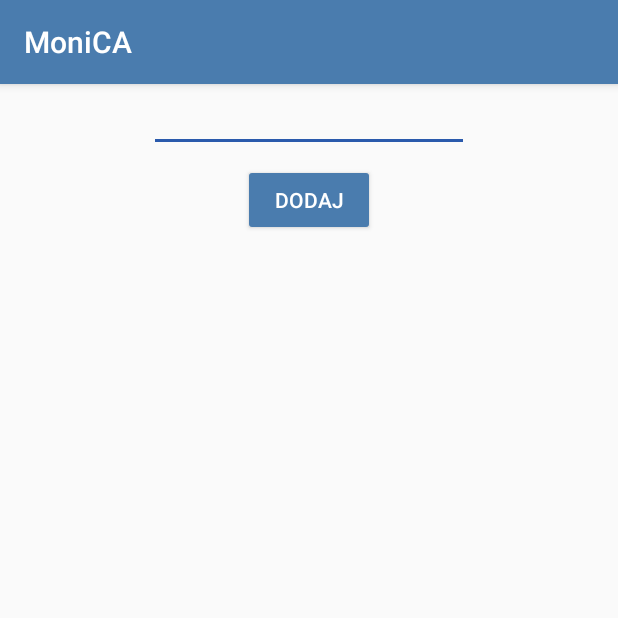
After one commit to pproszowski/MoniCA, an Android app: the AddEmail screen opened directly, with no data from a screen before it, on a phone screen of 412 x 824 dp, the top half of it. The commit adds this screen. Run offline under Robolectric (Android 15) with nearby library versions, the phone set to English and light mode, and no system bars.

Commit message:
EdycjaSpotkaniav3

```diff
--- a/app/src/main/AndroidManifest.xml
+++ b/app/src/main/AndroidManifest.xml
@@ -58,6 +58,7 @@
                 android:name="android.app.searchable"
                 android:resource="@xml/searchable" />
         </activity>
+        <activity android:name=".AddEmail"></activity>
     </application>
 
 </manifest>
--- /dev/null
+++ b/app/src/main/java/com/example/powder/monica/AddEmail.java
@@ -0,0 +1,41 @@
+package com.example.powder.monica;
+
+import android.content.Intent;
+import android.support.v7.app.AppCompatActivity;
+import android.os.Bundle;
+import android.view.View;
+import android.widget.EditText;
+import android.widget.Toast;
+
+import java.util.regex.Matcher;
+import java.util.regex.Pattern;
+
+public class AddEmail extends AppCompatActivity {
+    public final Pattern VALID_EMAIL_ADDRESS_REGEX = Pattern.compile("^[A-Z0-9._%+-]+@[A-Z0-9.-]+\\.[A-Z]{2,6}$", Pattern.CASE_INSENSITIVE);
+    @Override
+    protected void onCreate(Bundle savedInstanceState) {
+        super.onCreate(savedInstanceState);
+        setContentView(R.layout.activity_add_email);
+
+
+    }
+
+    public void add(View view) {
+        EditText text=findViewById(R.id.newEmailString);
+
+        Intent intent=new Intent(this,UserSettingActivity.class);
+        Matcher matcher = VALID_EMAIL_ADDRESS_REGEX.matcher(text.getText().toString());
+        intent.putExtra("email", "");
+        if (matcher.matches()) {
+            intent.putExtra("email", text.getText().toString());
+        }
+        else
+            Toast.makeText(getApplicationContext(), "Podaj poprawny email", Toast.LENGTH_SHORT).show();
+        String recorderName = getIntent().getExtras().getString("recorderName");
+        String meetingName = getIntent().getExtras().getString("Name");
+        intent.putExtra("Name", meetingName);
+        intent.putExtra("recorderName", recorderName);
+        startActivity(intent);
+        finish();
+    }
+}
--- a/app/src/main/java/com/example/powder/monica/CurrentMeetingActivity.java
+++ b/app/src/main/java/com/example/powder/monica/CurrentMeetingActivity.java
@@ -80,6 +80,7 @@ public class CurrentMeetingActivity extends AppCompatActivity {
                 Intent intent=new Intent(this, UserSettingActivity.class);
                 intent.putExtra("Name", meetingName);
                 intent.putExtra("recorderName", recorderName);
+                intent.putExtra("email", "");
                 startActivity(intent);
                 return true;
             }
--- /dev/null
+++ b/app/src/main/res/layout/activity_add_email.xml
@@ -0,0 +1,33 @@
+<?xml version="1.0" encoding="utf-8"?>
+<android.support.constraint.ConstraintLayout xmlns:android="http://schemas.android.com/apk/res/android"
+    xmlns:app="http://schemas.android.com/apk/res-auto"
+    xmlns:tools="http://schemas.android.com/tools"
+    android:layout_width="match_parent"
+    android:layout_height="match_parent"
+    tools:context=".AddEmail">
+
+    <EditText
+        android:id="@+id/newEmailString"
+        android:layout_width="wrap_content"
+        android:layout_height="wrap_content"
+        android:ems="10"
+        android:inputType="textEmailAddress"
+        app:layout_constraintEnd_toEndOf="parent"
+        app:layout_constraintHorizontal_bias="0.5"
+        app:layout_constraintStart_toStartOf="parent"
+        tools:ignore="MissingConstraints"
+        tools:layout_editor_absoluteY="16dp" />
+
+    <Button
+        android:id="@+id/addNewEmail"
+        android:layout_width="wrap_content"
+        android:layout_height="wrap_content"
+        android:layout_marginTop="8dp"
+        android:onClick="add"
+        android:text="Dodaj"
+        app:layout_constraintEnd_toEndOf="parent"
+        app:layout_constraintHorizontal_bias="0.5"
+        app:layout_constraintStart_toStartOf="parent"
+        app:layout_constraintTop_toBottomOf="@+id/newEmailString"
+        tools:ignore="MissingConstraints" />
+</android.support.constraint.ConstraintLayout>
```
Also changed, not shown: app/src/main/java/com/example/powder/monica/UserSettingActivity.java (+48 -2 lines).
